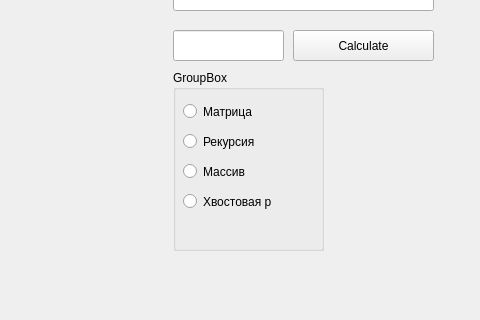
Above: mainwindow.ui from EduardAleksandrov/bmstu-6sem-analysis_lab2-v1 before the change; both pictures show x 717 to 1197 and y 200 to 520 of the 1197 by 650 pixel window. Below: the same form after it.
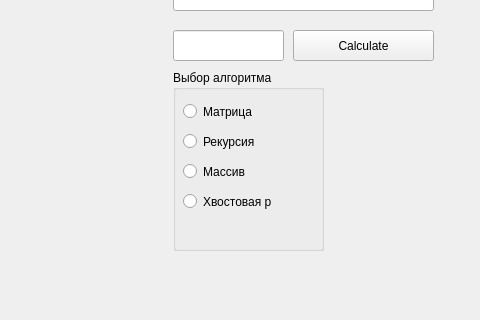
That is the form after the change. Custom widgets are drawn as their Qt base class.

Commit message: Готовы графики

Patch:
```diff
--- a/mainwindow.ui
+++ b/mainwindow.ui
@@ -172,7 +172,7 @@
      </rect>
     </property>
     <property name="title">
-     <string>GroupBox</string>
+     <string>Выбор алгоритма</string>
     </property>
     <widget class="QRadioButton" name="radioButton">
      <property name="geometry">
```
The commit also changes 1 other file.
